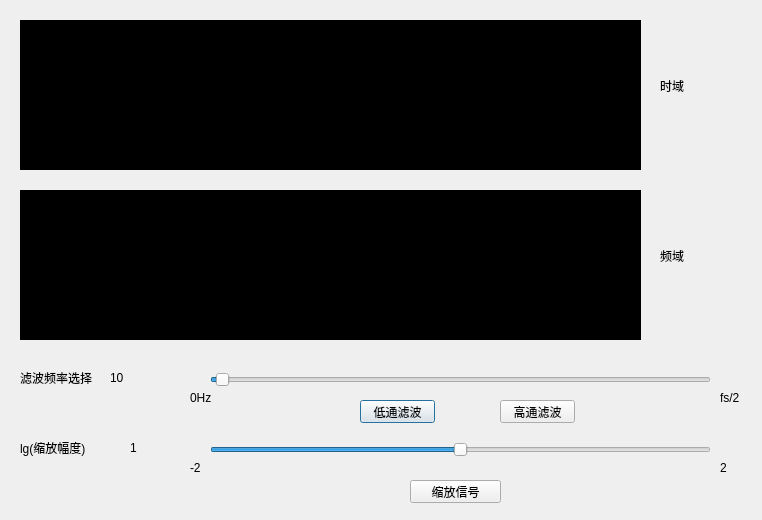
First picture: the form in project 1/AI_InstantAI/fft_dialog.ui, repository SJTUCourse/LAD, before the edit.
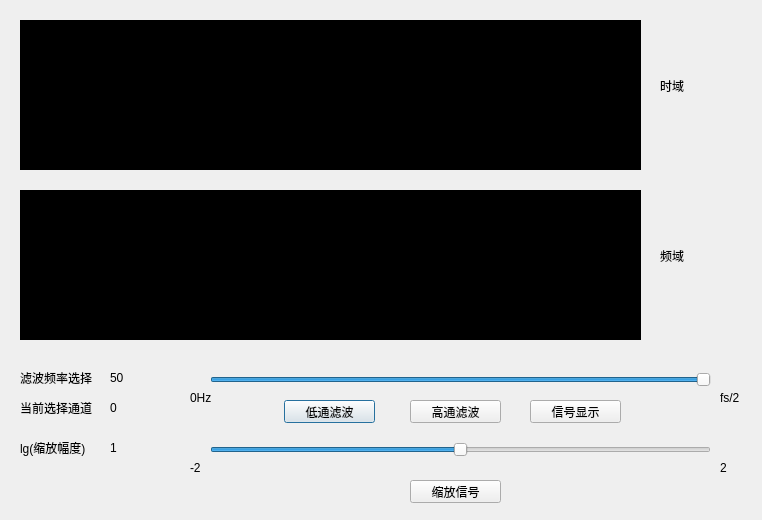
Second picture: the form after the edit.

What changed in the file:
```diff
--- a/project 1/AI_InstantAI/fft_dialog.ui
+++ b/project 1/AI_InstantAI/fft_dialog.ui
@@ -122,7 +122,7 @@
     <number>1000</number>
    </property>
    <property name="value">
-    <number>10</number>
+    <number>1000</number>
    </property>
    <property name="orientation">
     <enum>Qt::Horizontal</enum>
@@ -202,9 +202,9 @@
   <widget class="QPushButton" name="btn_lowpass">
    <property name="geometry">
     <rect>
-     <x>360</x>
+     <x>284</x>
      <y>400</y>
-     <width>75</width>
+     <width>91</width>
      <height>23</height>
     </rect>
    </property>
@@ -215,9 +215,9 @@
   <widget class="QPushButton" name="btn_highpass">
    <property name="geometry">
     <rect>
-     <x>500</x>
+     <x>410</x>
      <y>400</y>
-     <width>75</width>
+     <width>91</width>
      <height>23</height>
     </rect>
    </property>
@@ -243,18 +243,18 @@
     <rect>
      <x>110</x>
      <y>370</y>
-     <width>61</width>
+     <width>51</width>
      <height>16</height>
     </rect>
    </property>
    <property name="text">
-    <string>10</string>
+    <string>50</string>
    </property>
   </widget>
   <widget class="QLabel" name="lbl_size_now">
    <property name="geometry">
     <rect>
-     <x>130</x>
+     <x>110</x>
      <y>440</y>
      <width>61</width>
      <height>16</height>
@@ -264,6 +264,45 @@
     <string>1</string>
    </property>
   </widget>
+  <widget class="QLabel" name="lbl_chan_choice">
+   <property name="geometry">
+    <rect>
+     <x>20</x>
+     <y>400</y>
+     <width>81</width>
+     <height>16</height>
+    </rect>
+   </property>
+   <property name="text">
+    <string>当前选择通道</string>
+   </property>
+  </widget>
+  <widget class="QLabel" name="lbl_chan_now">
+   <property name="geometry">
+    <rect>
+     <x>110</x>
+     <y>400</y>
+     <width>16</width>
+     <height>16</height>
+    </rect>
+   </property>
+   <property name="text">
+    <string>0</string>
+   </property>
+  </widget>
+  <widget class="QPushButton" name="btn_show">
+   <property name="geometry">
+    <rect>
+     <x>530</x>
+     <y>400</y>
+     <width>91</width>
+     <height>23</height>
+    </rect>
+   </property>
+   <property name="text">
+    <string>信号显示</string>
+   </property>
+  </widget>
  </widget>
  <resources/>
  <connections/>
```
